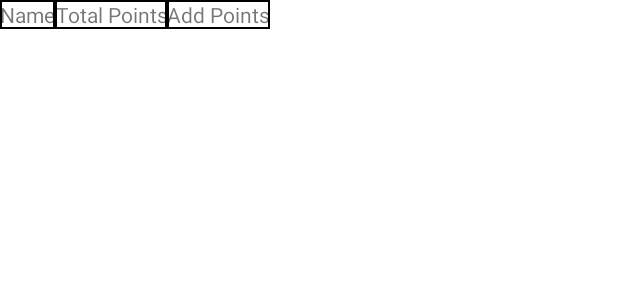
After one commit to jpohlmeyer/scorekeeperkotlin, an Android app: the layout simple_game_row.xml on its own in the app's theme, with its tools: preview values and no code run, on a phone screen of 412 x 824 dp. The commit adds this screen. Shown: the top 300 px of the screen. Run offline under Robolectric (Android 15) with nearby library versions, the phone set to English and light mode, and no system bars.

Commit message:
Make game row from xml

```diff
--- /dev/null
+++ b/app/src/main/res/layout/simple_game_row.xml
@@ -0,0 +1,35 @@
+<?xml version="1.0" encoding="utf-8"?>
+<TableRow xmlns:android="http://schemas.android.com/apk/res/android"
+    android:gravity="center"
+    android:layout_width="wrap_content"
+    android:layout_height="wrap_content"
+    android:background="@drawable/border">
+
+    <TextView
+        android:id="@+id/name"
+        android:gravity="center"
+        android:layout_width="wrap_content"
+        android:layout_height="wrap_content"
+        android:text="Name"
+        android:background="@drawable/border"
+        />
+
+    <TextView
+        android:id="@+id/totalpoints"
+        android:gravity="center"
+        android:layout_width="wrap_content"
+        android:layout_height="wrap_content"
+        android:text="Total Points"
+        android:background="@drawable/border"
+        />
+
+    <TextView
+        android:id="@+id/addpoints"
+        android:gravity="center"
+        android:layout_width="wrap_content"
+        android:layout_height="wrap_content"
+        android:text="Add Points"
+        android:background="@drawable/border"
+        />
+
+</TableRow>
```
Also changed, not shown: app/src/main/java/com/github/jpohlmeyer/scorekeeperkotlin/screens/GameFragment.kt (+8 -8 lines), app/src/main/res/layout/fragment_game.xml (+35 -0 lines).
